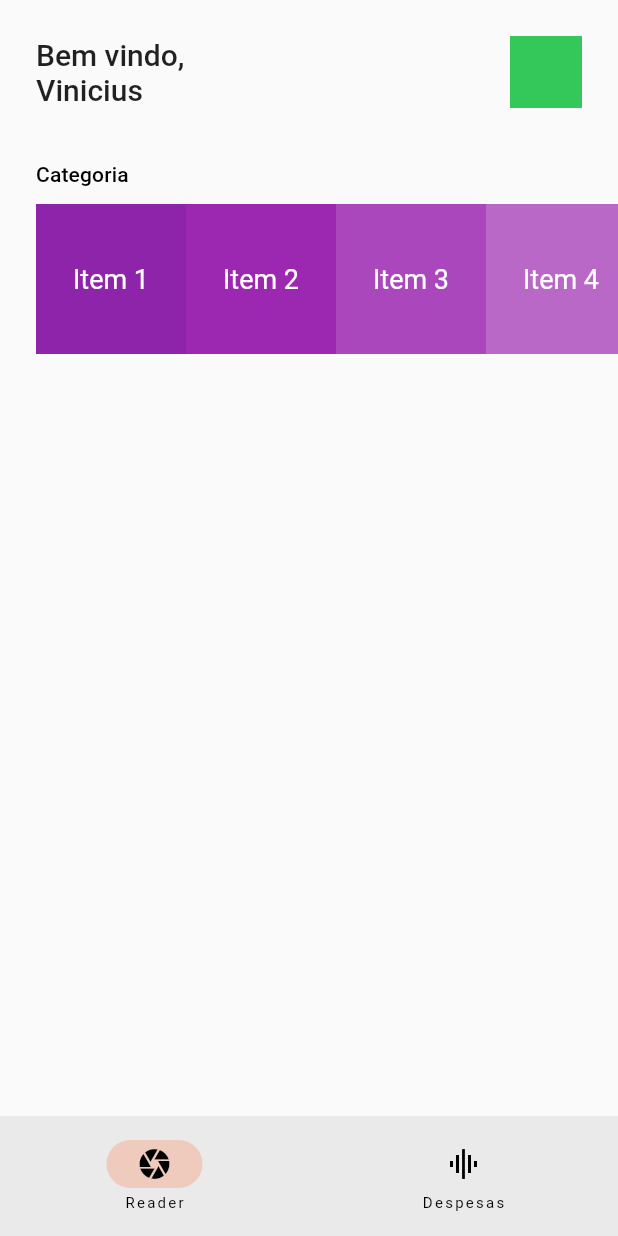
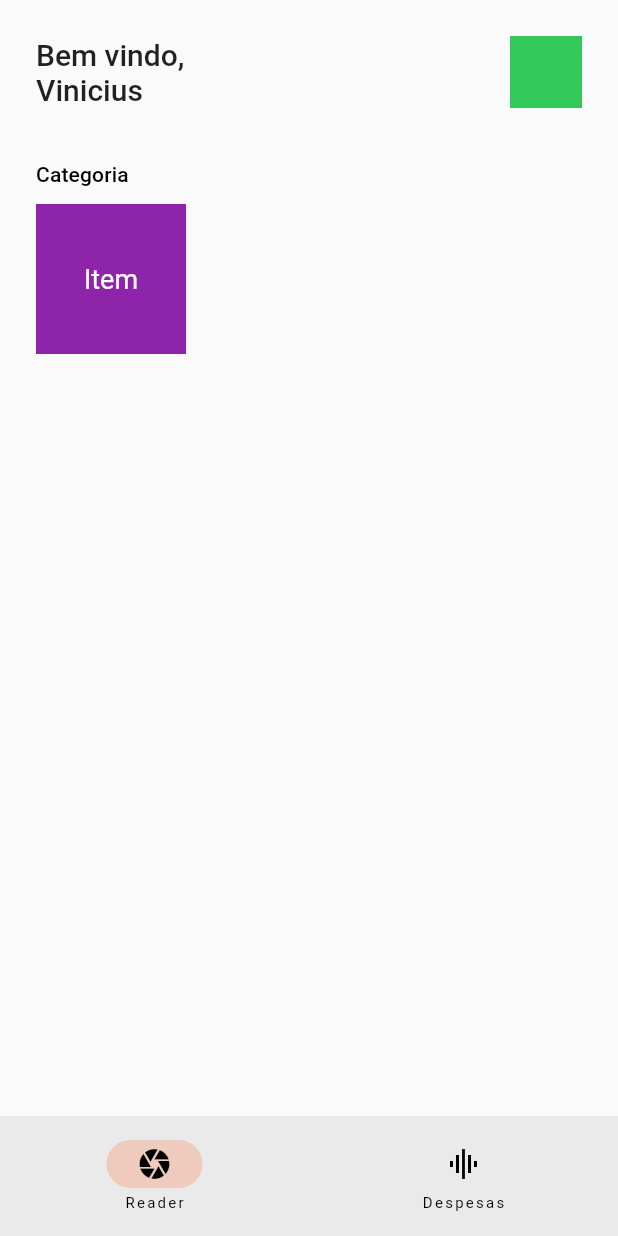
Before and after one commit to viniciusromani/poc-flutter, a Flutter app: the screen it shows after launch, on a phone screen of 412 x 824 dp. Run offline on Flutter 3.47's test engine with Material 2 defaults, Android fonts, the phone set to English and light mode, and no system bars; our stand-ins replace bloc, equatable, flutter_bloc.

Commit message:
componentizing horizontal-gallery

```diff
--- a/lib/presentation/page/products_page.dart
+++ b/lib/presentation/page/products_page.dart
@@ -1,5 +1,5 @@
 import 'package:flutter/material.dart';
-import 'package:poc_flutter/presentation/widget/horizontal_gallery.dart';
+import 'package:poc_flutter/presentation/widget/horizontal_gallery/index.dart';
 
 class ProductsPage extends StatelessWidget {
   const ProductsPage({super.key});
@@ -29,7 +29,17 @@ class ProductsPage extends StatelessWidget {
               ),
             ),
             const SizedBox(height: 36),
-            const HorizontalGallery()
+            HorizontalGallery(
+              title: 'Categoria',
+              items: [
+                CategoryGalleryCard(
+                  item: HorizontalGalleryItem(
+                    picture: '',
+                    title: 'Item'
+                  )
+                )
+              ],
+            )
           ],
         )
       ),
--- a/lib/presentation/widget/horizontal_gallery.dart
+++ /dev/null
@@ -1,58 +0,0 @@
-import 'package:flutter/material.dart';
-
-/**
- * TODO: it should get receive items by props
- * - items should conform to a protocol (<T>)
- * - it should iterate through list to build screen
- * - it should get title by props too (if it doesn't have it, doesn't show it)
- * - delegate click action
- */
-class HorizontalGallery extends StatelessWidget {
-  const HorizontalGallery({super.key});
-
-  @override
-  Widget build(BuildContext context) {
-    return Container(
-      margin: const EdgeInsets.only(left: 24),
-      alignment: Alignment.topLeft,
-      child: Column(
-        crossAxisAlignment: CrossAxisAlignment.start,
-        children: [
-          Text(
-            'Categoria',
-            style: Theme.of(context).textTheme.titleSmall,
-          ),
-          const SizedBox(height: 12),
-          SizedBox(
-            height: 100,
-            child: ListView(
-              scrollDirection: Axis.horizontal,
-              children: <Widget>[
-                Container(
-                  width: 100,
-                  color: Colors.purple[600],
-                  child: const Center(child: Text('Item 1', style: TextStyle(fontSize: 18, color: Colors.white),)),
-                ),
-                Container(
-                  width: 100,
-                  color: Colors.purple[500],
-                  child: const Center(child: Text('Item 2', style: TextStyle(fontSize: 18, color: Colors.white),)),
-                ),
-                Container(
-                  width: 100,
-                  color: Colors.purple[400],
-                  child: const Center(child: Text('Item 3', style: TextStyle(fontSize: 18, color: Colors.white),)),
-                ),
-                Container(
-                  width: 100,
-                  color: Colors.purple[300],
-                  child: const Center(child: Text('Item 4', style: TextStyle(fontSize: 18, color: Colors.white),)),
-                ),
-              ],
-            )
-          )
-        ]
-      )
-    );
-  }
-}
--- /dev/null
+++ b/lib/presentation/widget/horizontal_gallery/category_gallery_card.dart
@@ -0,0 +1,23 @@
+import 'package:flutter/material.dart';
+import 'horizontal_gallery.dart';
+
+class CategoryGalleryCard extends HorizontalGalleryWidget {
+  const CategoryGalleryCard({
+    super.key,
+    required super.item
+  });
+
+  @override
+  Widget build(BuildContext context) {
+    return Container(
+      width: 100,
+      color: Colors.purple[600],
+      child: Center(
+        child: Text(
+          item.title,
+          style: const TextStyle(fontSize: 18, color: Colors.white),
+        )
+      ),
+    );
+  }
+}
--- /dev/null
+++ b/lib/presentation/widget/horizontal_gallery/horizontal_gallery.dart
@@ -0,0 +1,53 @@
+import 'package:flutter/material.dart';
+
+class HorizontalGalleryItem {
+  final String picture;
+  final String title;
+
+  HorizontalGalleryItem({
+    required this.picture,
+    required this.title
+  });
+}
+
+/// It should not be visible since it can only extensible via inheritance
+abstract class HorizontalGalleryWidget<T extends HorizontalGalleryItem> extends StatelessWidget {
+  final T item;
+  const HorizontalGalleryWidget({super.key, required this.item});
+}
+
+class HorizontalGallery extends StatelessWidget {
+  final String title;
+  final List<HorizontalGalleryWidget> items;
+
+  const HorizontalGallery({
+    super.key,
+    required this.title,
+    required this.items
+  });
+
+  @override
+  Widget build(BuildContext context) {
+    return Container(
+      margin: const EdgeInsets.only(left: 24),
+      alignment: Alignment.topLeft,
+      child: Column(
+        crossAxisAlignment: CrossAxisAlignment.start,
+        children: [
+          Text(
+            title,
+            style: Theme.of(context).textTheme.titleSmall,
+          ),
+          const SizedBox(height: 12),
+          SizedBox(
+            height: 100,
+            child: ListView(
+              scrollDirection: Axis.horizontal,
+              children: items,
+            )
+          )
+        ]
+      )
+    );
+  }
+}
--- /dev/null
+++ b/lib/presentation/widget/horizontal_gallery/index.dart
@@ -0,0 +1,2 @@
+export 'category_gallery_card.dart';
+export 'horizontal_gallery.dart' show HorizontalGallery, HorizontalGalleryItem;
```
